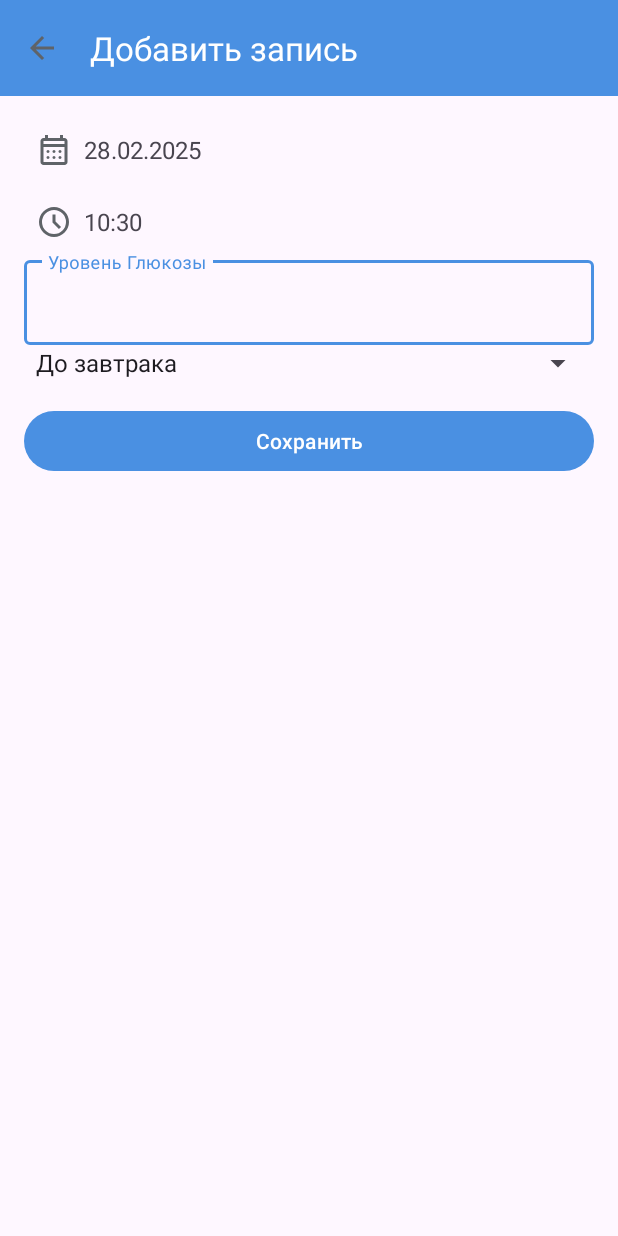
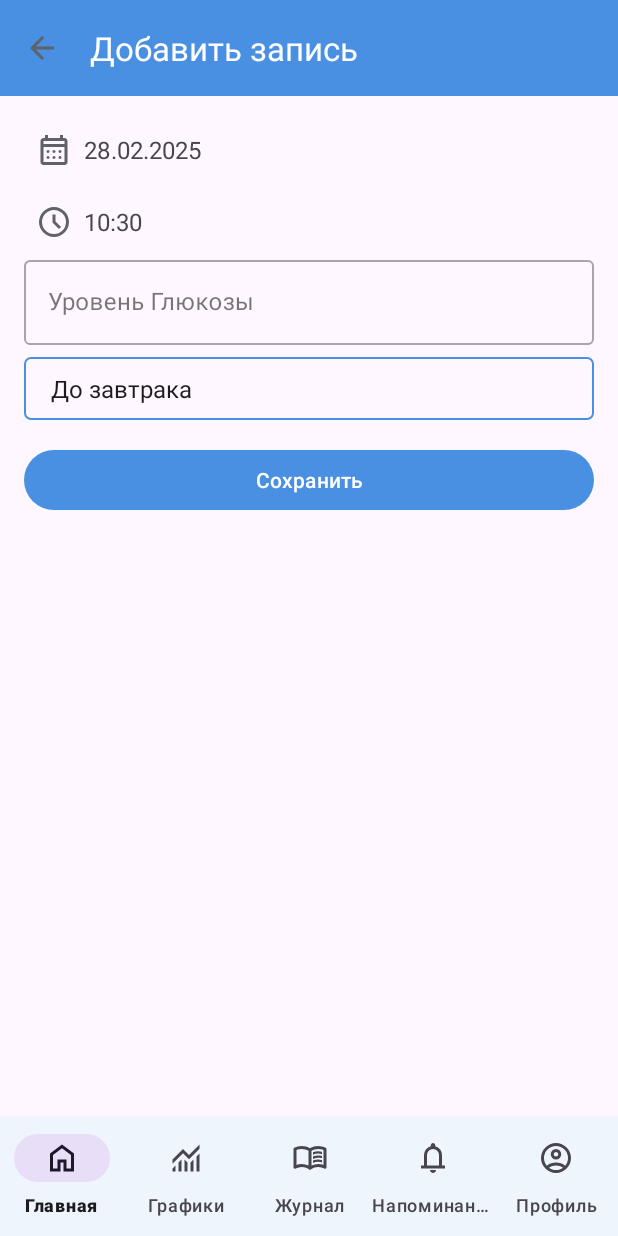
Before and after one commit to VladislavGundorin/MyDiabetesApp, an Android app: the screen it shows after launch (AddEntryActivity before the commit, MainActivity after it), after a tap on "Добавить показатель", on a phone screen of 412 x 824 dp. Run offline under Robolectric (Android 15) with nearby library versions, the phone set to English and light mode, and no system bars; our stand-ins replace Room's generated code, navigation-ui.

Commit message:
fix addentryragment and navigation and xml

```diff
--- a/app/src/main/AndroidManifest.xml
+++ b/app/src/main/AndroidManifest.xml
@@ -24,7 +24,6 @@
                 <category android:name="android.intent.category.LAUNCHER" />
             </intent-filter>
         </activity>
-        <activity android:name=".ui.addentry.AddEntryActivity" />
 
     </application>
 
--- a/app/src/main/java/com/example/mydiabetesapp/ui/addentry/AddEntryActivity.kt
+++ b/app/src/main/java/com/example/mydiabetesapp/ui/addentry/AddEntryFragment.kt
@@ -3,26 +3,39 @@ package com.example.mydiabetesapp.ui.addentry
 import android.app.DatePickerDialog
 import android.app.TimePickerDialog
 import android.os.Bundle
+import android.view.LayoutInflater
+import android.view.View
+import android.view.ViewGroup
 import android.widget.Toast
-import androidx.appcompat.app.AppCompatActivity
+import androidx.fragment.app.Fragment
 import androidx.lifecycle.ViewModelProvider
+import androidx.navigation.fragment.findNavController
 import com.example.mydiabetesapp.data.database.AppDatabase
 import com.example.mydiabetesapp.data.database.GlucoseEntry
-import com.example.mydiabetesapp.databinding.ActivityAddEntryBinding
+import com.example.mydiabetesapp.databinding.FragmentAddEntryBinding
 import com.example.mydiabetesapp.repository.GlucoseRepository
 import com.example.mydiabetesapp.ui.viewmodel.GlucoseViewModel
 import com.example.mydiabetesapp.ui.viewmodel.GlucoseViewModelFactory
 import java.util.Calendar
 
-class AddEntryActivity : AppCompatActivity() {
+class AddEntryFragment : Fragment() {
 
-    private lateinit var binding: ActivityAddEntryBinding
+    private var _binding: FragmentAddEntryBinding? = null
+    private val binding get() = _binding!!
     private lateinit var viewModel: GlucoseViewModel
 
-    override fun onCreate(savedInstanceState: Bundle?) {
-        super.onCreate(savedInstanceState)
-        binding = ActivityAddEntryBinding.inflate(layoutInflater)
-        setContentView(binding.root)
+    override fun onCreateView(
+        inflater: LayoutInflater, container: ViewGroup?,
+        savedInstanceState: Bundle?
+    ): View {
+        _binding = FragmentAddEntryBinding.inflate(inflater, container, false)
+        return binding.root
+    }
+
+    override fun onViewCreated(view: View, savedInstanceState: Bundle?) {
+        super.onViewCreated(view, savedInstanceState)
+
+        binding.toolbar.setNavigationOnClickListener { findNavController().navigateUp() }
 
         val calendar = Calendar.getInstance()
         updateDateInView(calendar)
@@ -31,7 +44,7 @@ class AddEntryActivity : AppCompatActivity() {
         binding.tvDate.setOnClickListener {
             val currentDate = Calendar.getInstance()
             DatePickerDialog(
-                this,
+                requireContext(),
                 { _, year, month, dayOfMonth ->
                     val selectedDate = String.format("%02d.%02d.%d", dayOfMonth, month + 1, year)
                     binding.tvDate.text = selectedDate
@@ -45,7 +58,7 @@ class AddEntryActivity : AppCompatActivity() {
         binding.tvTime.setOnClickListener {
             val currentTime = Calendar.getInstance()
             TimePickerDialog(
-                this,
+                requireContext(),
                 { _, hourOfDay, minute ->
                     val selectedTime = String.format("%02d:%02d", hourOfDay, minute)
                     binding.tvTime.text = selectedTime
@@ -56,18 +69,17 @@ class AddEntryActivity : AppCompatActivity() {
             ).show()
         }
 
-        val dao = AppDatabase.getDatabase(this).glucoseDao()
+        val dao = AppDatabase.getDatabase(requireContext()).glucoseDao()
         val repository = GlucoseRepository(dao)
         val factory = GlucoseViewModelFactory(repository)
         viewModel = ViewModelProvider(this, factory).get(GlucoseViewModel::class.java)
 
         binding.btnSave.setOnClickListener {
-            val date = binding.tvDate.text.toString()
-            val time = binding.tvTime.text.toString()
+            val date = binding.tvDate.text.toString().trim()
+            val time = binding.tvTime.text.toString().trim()
             val glucoseLevel = binding.etGlucoseInput.text.toString().toFloatOrNull()
-            val selectedCategory = binding.spinnerCategory.selectedItem.toString()
-
-            if (date.isNotEmpty() && time.isNotEmpty() && glucoseLevel != null) {
+            val selectedCategory = binding.spinnerCategory.selectedItem?.toString()?.trim() ?: ""
+            if (date.isNotEmpty() && time.isNotEmpty() && glucoseLevel != null && selectedCategory.isNotEmpty()) {
                 val entry = GlucoseEntry(
                     date = date,
                     time = time,
@@ -75,13 +87,14 @@ class AddEntryActivity : AppCompatActivity() {
                     category = selectedCategory
                 )
                 viewModel.addEntry(entry)
-                Toast.makeText(this, "Запись добавлена", Toast.LENGTH_SHORT).show()
-                finish()
+                Toast.makeText(requireContext(), "Запись добавлена", Toast.LENGTH_SHORT).show()
+                findNavController().navigateUp()
             } else {
-                Toast.makeText(this, "Заполните обязательные поля", Toast.LENGTH_SHORT).show()
+                Toast.makeText(requireContext(), "Заполните обязательные поля", Toast.LENGTH_SHORT).show()
             }
         }
     }
+
     private fun updateDateInView(calendar: Calendar) {
         val date = String.format(
             "%02d.%02d.%d",
@@ -100,4 +113,9 @@ class AddEntryActivity : AppCompatActivity() {
         )
         binding.tvTime.text = time
     }
+
+    override fun onDestroyView() {
+        super.onDestroyView()
+        _binding = null
+    }
 }
--- a/app/src/main/java/com/example/mydiabetesapp/ui/home/HomeFragment.kt
+++ b/app/src/main/java/com/example/mydiabetesapp/ui/home/HomeFragment.kt
@@ -1,13 +1,13 @@
 package com.example.mydiabetesapp.ui.home
 
-import android.content.Intent
 import android.os.Bundle
 import android.view.LayoutInflater
 import android.view.View
 import android.view.ViewGroup
 import androidx.fragment.app.Fragment
+import androidx.navigation.fragment.findNavController
+import com.example.mydiabetesapp.R
 import com.example.mydiabetesapp.databinding.FragmentHomeBinding
-import com.example.mydiabetesapp.ui.addentry.AddEntryActivity
 
 class HomeFragment : Fragment() {
     private var _binding: FragmentHomeBinding? = null
@@ -24,8 +24,7 @@ class HomeFragment : Fragment() {
     override fun onViewCreated(view: View, savedInstanceState: Bundle?) {
         super.onViewCreated(view, savedInstanceState)
         binding.btnAddEntry.setOnClickListener {
-            val intent = Intent(requireContext(), AddEntryActivity::class.java)
-            startActivity(intent)
+            findNavController().navigate(R.id.action_nav_home_to_addEntryFragment)
         }
     }
 
--- /dev/null
+++ b/app/src/main/res/drawable/bg_spinner.xml
@@ -0,0 +1,13 @@
+<shape xmlns:android="http://schemas.android.com/apk/res/android"
+    android:shape="rectangle">
+    <solid android:color="@android:color/transparent" />
+    <stroke
+        android:width="1dp"
+        android:color="?attr/colorPrimary" />
+    <corners android:radius="4dp" />
+    <padding
+        android:left="10dp"
+        android:top="10dp"
+        android:right="10dp"
+        android:bottom="10dp" />
+</shape>
--- a/app/src/main/res/layout/activity_add_entry.xml
+++ b/app/src/main/res/layout/fragment_add_entry.xml
@@ -89,6 +89,8 @@
                 android:id="@+id/spinnerCategory"
                 android:layout_width="match_parent"
                 android:layout_height="wrap_content"
+                android:layout_marginTop="8dp"
+                android:background="@drawable/bg_spinner"
                 android:entries="@array/glucose_categories"
                 android:spinnerMode="dropdown"/>
 
--- a/app/src/main/res/layout/fragment_statistics.xml
+++ b/app/src/main/res/layout/fragment_statistics.xml
@@ -34,6 +34,10 @@
         app:layout_constraintStart_toStartOf="parent"
         app:layout_constraintEnd_toEndOf="parent">
 
+        <com.google.android.material.tabs.TabItem
+            android:layout_width="wrap_content"
+            android:layout_height="wrap_content"
+            android:text="Сегодня" />
         <com.google.android.material.tabs.TabItem
             android:layout_width="wrap_content"
             android:layout_height="wrap_content"
--- a/app/src/main/res/navigation/nav_graph.xml
+++ b/app/src/main/res/navigation/nav_graph.xml
@@ -11,7 +11,11 @@
         android:id="@+id/nav_home"
         android:name="com.example.mydiabetesapp.ui.home.HomeFragment"
         android:label="Главная"
-        tools:layout="@layout/fragment_home" />
+        tools:layout="@layout/fragment_home">
+        <action
+            android:id="@+id/action_nav_home_to_addEntryFragment"
+            app:destination="@id/addEntryFragment" />
+    </fragment>
 
     <!-- Мониторинг -->
     <fragment
@@ -52,4 +56,10 @@
         android:name="com.example.mydiabetesapp.ui.statistics.StatisticsFragment"
         android:label="Анализ глюкозы"
         tools:layout="@layout/fragment_statistics" />
+    <fragment
+        android:id="@+id/addEntryFragment"
+        android:name="com.example.mydiabetesapp.ui.addentry.AddEntryFragment"
+        android:label="Добавить запись"
+        tools:layout="@layout/fragment_add_entry" />
+
 </navigation>
```
Also changed, not shown: app/src/main/java/com/example/mydiabetesapp/ui/statistics/StatisticsFragment.kt (+83 -16 lines).
